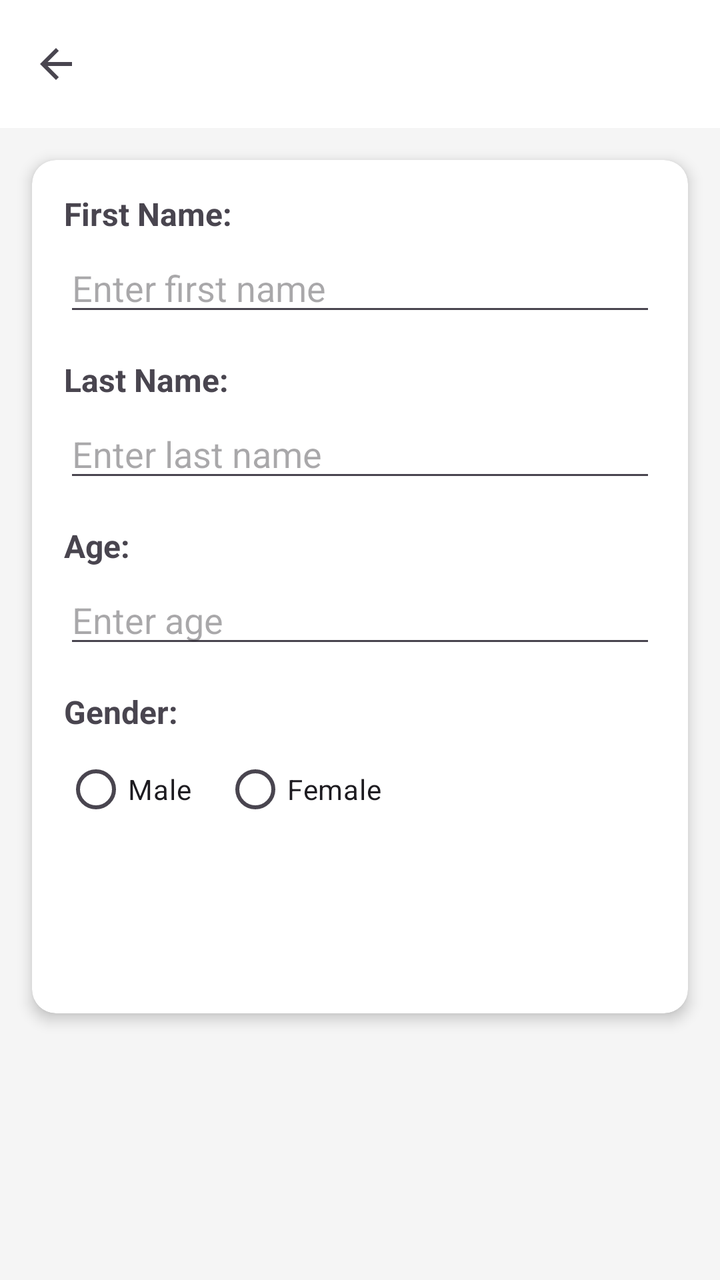
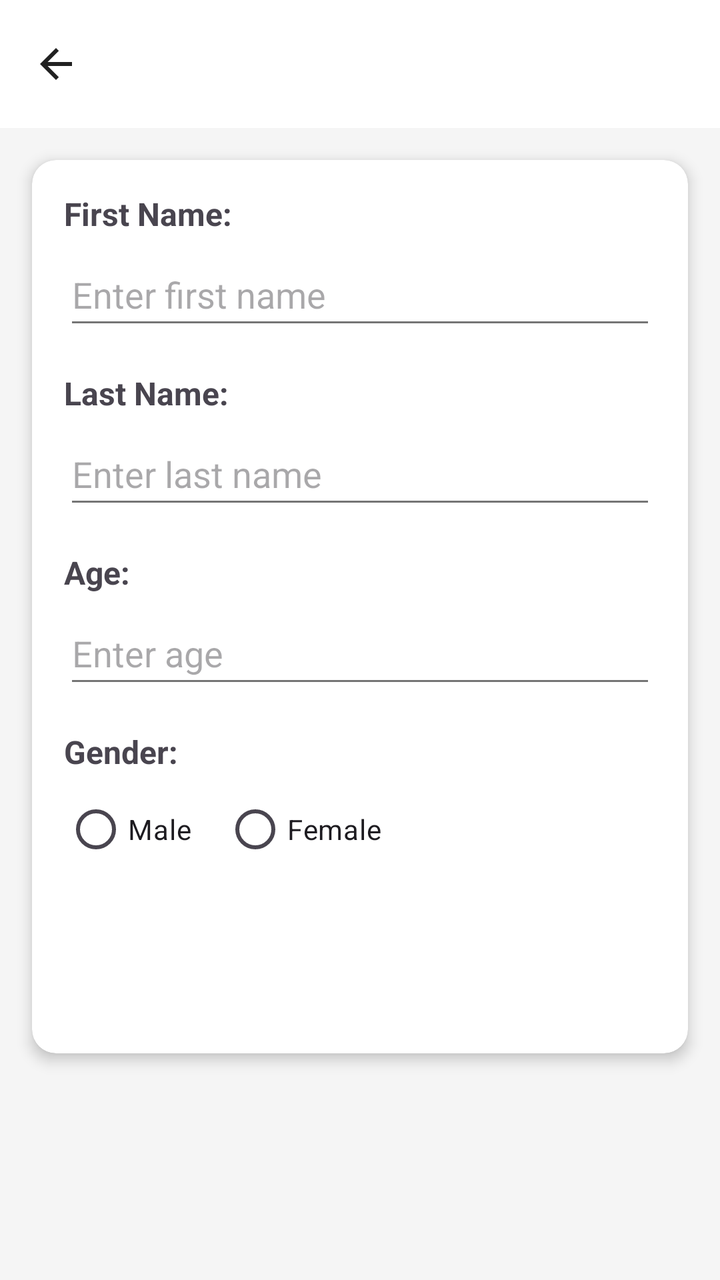

Before-and-after screenshots of an Android layout around one commit, followed by the original layout XML and the change that was made.
<!-- AndroidManifest.xml: application theme Theme.Dialog -->
<!-- res/layout/activity_user_profile.xml -->
<?xml version="1.0" encoding="utf-8"?>
<LinearLayout xmlns:android="http://schemas.android.com/apk/res/android"
    xmlns:app="http://schemas.android.com/apk/res-auto"
    android:layout_width="match_parent"
    android:layout_height="match_parent"
    android:orientation="vertical"
    android:background="@color/colorBackground">

    <include layout="@layout/toolbar_layout"/>

    <androidx.cardview.widget.CardView
        android:layout_width="match_parent"
        android:layout_height="wrap_content"
        android:layout_margin="16dp"
        app:cardCornerRadius="12dp"
        app:cardElevation="4dp">

        <LinearLayout
            android:layout_width="match_parent"
            android:layout_height="wrap_content"
            android:orientation="vertical"
            android:padding="16dp">

            <TextView
                android:layout_width="wrap_content"
                android:layout_height="wrap_content"
                android:text="@string/first_name_label"
                android:textSize="16sp"
                android:textStyle="bold"
                android:layout_marginBottom="4dp"/>

            <EditText
                android:id="@+id/firstNameInput"
                android:layout_width="match_parent"
                android:layout_height="wrap_content"
                android:inputType="textPersonName"
                android:hint="@string/enter_first_name"/>

            <TextView
                android:layout_width="wrap_content"
                android:layout_height="wrap_content"
                android:text="@string/last_name_label"
                android:textSize="16sp"
                android:textStyle="bold"
                android:layout_marginTop="16dp"
                android:layout_marginBottom="4dp"/>

            <EditText
                android:id="@+id/lastNameInput"
                android:layout_width="match_parent"
                android:layout_height="wrap_content"
                android:inputType="textPersonName"
                android:hint="@string/enter_last_name"/>

            <TextView
                android:layout_width="wrap_content"
                android:layout_height="wrap_content"
                android:text="@string/age_label"
                android:textSize="16sp"
                android:textStyle="bold"
                android:layout_marginTop="16dp"
                android:layout_marginBottom="4dp"/>

            <EditText
                android:id="@+id/ageInput"
                android:layout_width="match_parent"
                android:layout_height="wrap_content"
                android:inputType="number"
                android:hint="@string/enter_age"/>

            <TextView
                android:layout_width="wrap_content"
                android:layout_height="wrap_content"
                android:text="@string/gender_label"
                android:textSize="16sp"
                android:textStyle="bold"
                android:layout_marginTop="16dp"
                android:layout_marginBottom="4dp"/>

            <RadioGroup
                android:id="@+id/genderGroup"
                android:layout_width="match_parent"
                android:layout_height="wrap_content"
                android:orientation="horizontal">

                <RadioButton
                    android:id="@+id/maleRadio"
                    android:layout_width="wrap_content"
                    android:layout_height="wrap_content"
                    android:text="@string/male"/>

                <RadioButton
                    android:id="@+id/femaleRadio"
                    android:layout_width="wrap_content"
                    android:layout_height="wrap_content"
                    android:layout_marginStart="16dp"
                    android:text="@string/female"/>

            </RadioGroup>

            <Button
                android:id="@+id/saveButton"
                style="@style/Widget.MaterialComponents.Button"
                android:layout_width="match_parent"
                android:layout_height="wrap_content"
                android:layout_marginTop="24dp"
                android:text="@string/save_profile"/>

        </LinearLayout>

    </androidx.cardview.widget.CardView>

</LinearLayout>
<!-- res/layout/toolbar_layout.xml (included above) -->
<?xml version="1.0" encoding="utf-8"?>
<androidx.appcompat.widget.Toolbar
    xmlns:android="http://schemas.android.com/apk/res/android"
    xmlns:app="http://schemas.android.com/apk/res-auto"
    android:id="@+id/toolbar"
    style="@style/ToolbarStyle"
    app:navigationIcon="@drawable/ic_back"
    app:title=""
    android:elevation="4dp"/>
<!-- resources referenced by this layout -->
<resources>
  <color name="colorBackground">#F5F5F5</color>
  <!-- drawable ic_back (drawable) -->
  <?xml version="1.0" encoding="utf-8"?>
  <vector xmlns:android="http://schemas.android.com/apk/res/android"
      android:width="24dp"
      android:height="24dp"
      android:viewportWidth="24"
      android:viewportHeight="24"
      android:tint="?attr/colorControlNormal">
      <path
          android:fillColor="@android:color/white"
          android:pathData="M20,11H7.83l5.59,-5.59L12,4l-8,8 8,8 1.41,-1.41L7.83,13H20v-2z"/>
  </vector>
  <string name="age_label">Age:</string>
  <string name="enter_age">Enter age</string>
  <string name="enter_first_name">Enter first name</string>
  <string name="enter_last_name">Enter last name</string>
  <string name="female">Female</string>
  <string name="first_name_label">First Name:</string>
  <string name="gender_label">Gender:</string>
  <string name="last_name_label">Last Name:</string>
  <string name="male">Male</string>
  <string name="save_profile">Save Profile</string>
  <style name="ToolbarStyle">
          <item name="android:layout_width">match_parent</item>
          <item name="android:layout_height">?attr/actionBarSize</item>
          <item name="android:background">@color/white</item>
          <item name="android:elevation">4dp</item>
          <item name="titleTextColor">@color/textPrimary</item>
          <item name="navigationIconTint">@color/textPrimary</item>
      </style>
  <style name="Theme.Dialog" parent="Base.Theme.Dialog" />
  <color name="white">#FFFFFFFF</color>
  <color name="textPrimary">#212121</color>
  <style name="Base.Theme.Dialog" parent="Theme.Material3.DayNight.NoActionBar">
          
          
      </style>
</resources>

<!-- the commit's change to res/layout/activity_user_profile.xml (unified diff, before → after) -->
@@ -32,7 +32,7 @@
             <EditText
                 android:id="@+id/firstNameInput"
                 android:layout_width="match_parent"
-                android:layout_height="wrap_content"
+                android:layout_height="48dp"
                 android:inputType="textPersonName"
                 android:hint="@string/enter_first_name"/>
 
@@ -48,7 +48,7 @@
             <EditText
                 android:id="@+id/lastNameInput"
                 android:layout_width="match_parent"
-                android:layout_height="wrap_content"
+                android:layout_height="48dp"
                 android:inputType="textPersonName"
                 android:hint="@string/enter_last_name"/>
 
@@ -64,7 +64,7 @@
             <EditText
                 android:id="@+id/ageInput"
                 android:layout_width="match_parent"
-                android:layout_height="wrap_content"
+                android:layout_height="48dp"
                 android:inputType="number"
                 android:hint="@string/enter_age"/>
 
<!-- resource entries referenced after the edit -->
@@ -26,17 +26,29 @@
   <style name="ToolbarStyle">
           <item name="android:layout_width">match_parent</item>
           <item name="android:layout_height">?attr/actionBarSize</item>
-          <item name="android:background">@color/white</item>
+          <item name="android:background">?attr/colorSurface</item>
           <item name="android:elevation">4dp</item>
-          <item name="titleTextColor">@color/textPrimary</item>
-          <item name="navigationIconTint">@color/textPrimary</item>
+          <item name="titleTextColor">?attr/colorOnSurface</item>
+          <item name="navigationIconTint">?attr/colorOnSurface</item>
+          <item name="android:theme">@style/ThemeOverlay.Material3.ActionBar</item>
       </style>
   <style name="Theme.Dialog" parent="Base.Theme.Dialog" />
-  <color name="white">#FFFFFFFF</color>
-  <color name="textPrimary">#212121</color>
   <style name="Base.Theme.Dialog" parent="Theme.Material3.DayNight.NoActionBar">
           
-          
+          <item name="colorPrimary">@color/colorPrimary</item>
+          <item name="colorPrimaryDark">@color/colorPrimaryDark</item>
+          <item name="android:textColorPrimary">@color/textPrimary</item>
+          <item name="android:textColorSecondary">@color/textSecondary</item>
+          <item name="colorSurface">@color/white</item>
+          <item name="colorOnSurface">@color/textPrimary</item>
+          <item name="android:navigationBarColor">@color/white</item>
+          <item name="android:statusBarColor">@color/white</item>
+          <item name="android:windowLightStatusBar">true</item>
       </style>
+  <color name="colorPrimary">#1E88E5</color>
+  <color name="colorPrimaryDark">#1976D2</color>
+  <color name="textPrimary">#212121</color>
+  <color name="textSecondary">#757575</color>
+  <color name="white">#FFFFFFFF</color>
 </resources>
 
